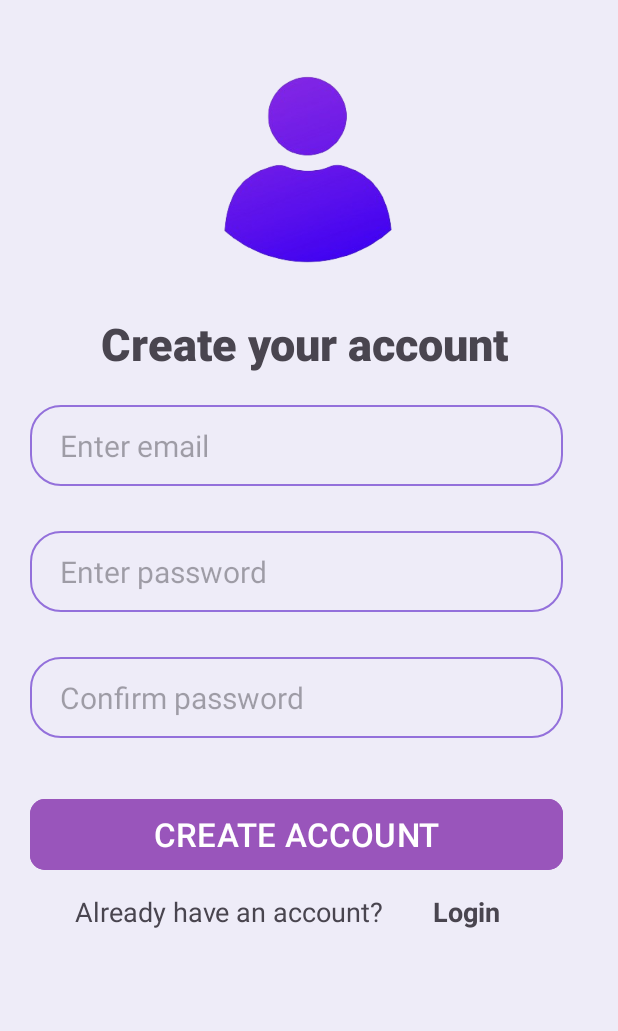
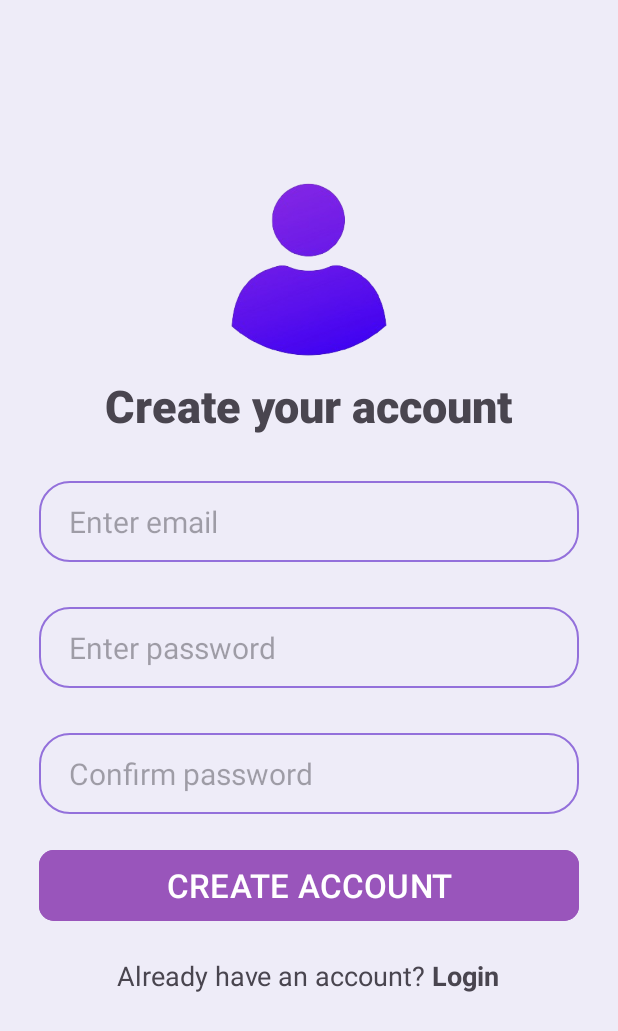
Before and after one commit to pratyush770/Sem6Project, an Android app: the CreateAccountActivity screen opened directly, with no data from a screen before it, on a phone screen of 412 x 824 dp. Shown: the top 1031 px of the screen. Run offline under Robolectric (Android 15) with nearby library versions, the phone set to English and light mode, and no system bars; our stand-ins replace Firebase (no records; nobody signed in at launch, a user with empty details on screens opened directly).

Commit message:
first commit

```diff
--- a/app/src/main/java/com/example/mydiary/CreateAccountActivity.java
+++ b/app/src/main/java/com/example/mydiary/CreateAccountActivity.java
@@ -32,9 +32,9 @@ public class CreateAccountActivity extends AppCompatActivity {
         pass = findViewById(R.id.editText2);
         conpass = findViewById(R.id.editText3);
         create = findViewById(R.id.button2);
-        login = findViewById(R.id.textView5);
+        login = findViewById(R.id.textView4);
         progressBar = findViewById(R.id.progressBar2);
-
+//
         create.setOnClickListener(v->createAccount());  // lambda function
         login.setOnClickListener(v->finish());
     }
--- a/app/src/main/java/com/example/mydiary/DiaryDetailsActivity.java
+++ b/app/src/main/java/com/example/mydiary/DiaryDetailsActivity.java
@@ -55,7 +55,7 @@ public class DiaryDetailsActivity extends AppCompatActivity {
         changingImg = findViewById(R.id.changingImg);
 //        btn = findViewById(R.id.button1);
 //        clearImageButton = findViewById(R.id.clearImageButton); // Initialize the clearImageButton
-
+//
 //        btn.setOnClickListener(new View.OnClickListener() {
 //            @Override
 //            public void onClick(View v) {
@@ -64,7 +64,7 @@ public class DiaryDetailsActivity extends AppCompatActivity {
 //                startActivityForResult(iGallery,GALLERY_REQ_CODE);
 //            }
 //        });
-//         Set the onClickListener for clearing the selected image
+////         Set the onClickListener for clearing the selected image
 //        clearImageButton.setOnClickListener(new View.OnClickListener() {
 //            @Override
 //            public void onClick(View v) {
--- a/app/src/main/java/com/example/mydiary/LoginActivity.java
+++ b/app/src/main/java/com/example/mydiary/LoginActivity.java
@@ -31,7 +31,7 @@ public class LoginActivity extends AppCompatActivity {
         email = findViewById(R.id.editText1);
         pass = findViewById(R.id.editText2);
         login = findViewById(R.id.button2);
-        signup = findViewById(R.id.textView5);
+        signup = findViewById(R.id.textView4);
         progressBar = findViewById(R.id.progressBar2);
 
         login.setOnClickListener((v)->loginUser());
--- a/app/src/main/res/layout/activity_create.xml
+++ b/app/src/main/res/layout/activity_create.xml
@@ -7,17 +7,18 @@
     android:background="#EEECF8"
     tools:context=".CreateAccountActivity">
 
+    <LinearLayout
+        android:layout_width="match_parent"
+        android:layout_height="match_parent"
+        android:orientation="vertical"
+        android:gravity="center">
+
         <ImageView
             android:id="@+id/imageView3"
             android:layout_width="224dp"
-        android:layout_height="244dp"
-        app:layout_constraintBottom_toBottomOf="parent"
-        app:layout_constraintEnd_toEndOf="parent"
-        app:layout_constraintHorizontal_bias="0.497"
-        app:layout_constraintStart_toStartOf="parent"
-        app:layout_constraintTop_toTopOf="parent"
-        app:layout_constraintVertical_bias="0.0"
-        app:srcCompat="@drawable/user_login" />
+            android:layout_height="224dp"
+            app:srcCompat="@drawable/user_login"
+            android:layout_marginTop="-60dp"/>
 
         <TextView
             android:id="@+id/textView2"
@@ -26,46 +27,25 @@
             android:fontFamily="sans-serif-black"
             android:text="@string/createacc"
             android:textSize="30sp"
-        app:layout_constraintBottom_toBottomOf="parent"
-        app:layout_constraintEnd_toEndOf="parent"
-        app:layout_constraintHorizontal_bias="0.48"
-        app:layout_constraintStart_toStartOf="parent"
-        app:layout_constraintTop_toTopOf="parent"
-        app:layout_constraintVertical_bias="0.266" />
-
-    <LinearLayout
-        android:id="@+id/linearLayout"
-        android:layout_width="match_parent"
-        android:layout_height="match_parent"
-        android:layout_marginTop="270dp"
-        android:layout_marginBottom="245dp"
-        android:orientation="vertical"
-        app:layout_constraintBottom_toBottomOf="parent"
-        app:layout_constraintEnd_toEndOf="parent"
-        app:layout_constraintHorizontal_bias="0.5"
-        app:layout_constraintStart_toStartOf="parent"
-        app:layout_constraintTop_toTopOf="parent"
-        app:layout_constraintVertical_bias="0.5">
+            android:layout_marginTop="-50dp"/>
 
         <EditText
             android:id="@+id/editText1"
-            android:layout_width="355dp"
+            android:layout_width="360dp"
             android:layout_height="54dp"
-            android:layout_marginLeft="20dp"
             android:background="@drawable/rounded_corner"
             android:ems="10"
             android:hint="Enter email"
             android:inputType="text"
             android:paddingLeft="20dp"
-            android:textSize="20sp" />
+            android:textSize="20sp"
+            android:layout_marginTop="30dp"/>
 
         <EditText
             android:id="@+id/editText2"
-            android:layout_width="355dp"
+            android:layout_width="360dp"
             android:layout_height="54dp"
-            android:layout_marginLeft="20dp"
             android:layout_marginTop="30dp"
-            android:layout_marginRight="20dp"
             android:background="@drawable/rounded_corner"
             android:ems="10"
             android:hint="Enter password"
@@ -76,11 +56,9 @@
 
         <EditText
             android:id="@+id/editText3"
-            android:layout_width="355dp"
+            android:layout_width="360dp"
             android:layout_height="54dp"
-            android:layout_marginLeft="20dp"
             android:layout_marginTop="30dp"
-            android:layout_marginRight="20dp"
             android:background="@drawable/rounded_corner"
             android:ems="10"
             android:hint="Confirm password"
@@ -89,73 +67,34 @@
             android:password="true"
             android:textSize="20sp" />
 
-    </LinearLayout>
-
-
         <Button
             android:id="@+id/button2"
-        android:layout_width="355dp"
+            android:layout_width="360dp"
             android:layout_height="55dp"
-        android:layout_marginLeft="20dp"
-        android:layout_marginTop="-50dp"
+            android:layout_marginTop="20dp"
             android:backgroundTint="#9955bb"
             android:text="@string/create"
             android:textSize="22dp"
-        app:cornerRadius="10dp"
-        app:layout_constraintBottom_toBottomOf="parent"
-        app:layout_constraintEnd_toEndOf="parent"
-        app:layout_constraintHorizontal_bias="0.0"
-        app:layout_constraintStart_toStartOf="parent"
-        app:layout_constraintTop_toBottomOf="@+id/linearLayout"
-        app:layout_constraintVertical_bias="0.0" />
+            app:cornerRadius="10dp" />
 
         <ProgressBar
             android:id="@+id/progressBar2"
             style="?android:attr/progressBarStyle"
             android:layout_width="match_parent"
             android:layout_height="55dp"
-        android:layout_marginTop="-110dp"
+            android:layout_marginTop="20dp"
             android:indeterminateTint="#7b68ee"
-        android:visibility="gone"
-        app:layout_constraintBottom_toBottomOf="parent"
-        app:layout_constraintEnd_toEndOf="parent"
-        app:layout_constraintHorizontal_bias="0.0"
-        app:layout_constraintStart_toStartOf="parent"
-        app:layout_constraintTop_toTopOf="parent"
-        app:layout_constraintVertical_bias="0.733" />
-
-    <LinearLayout
-        android:layout_width="match_parent"
-        android:layout_height="match_parent"
-        android:layout_marginTop="595dp"
-        android:layout_marginBottom="50dp"
-        android:orientation="horizontal"
-        app:layout_constraintBottom_toBottomOf="parent"
-        app:layout_constraintEnd_toEndOf="parent"
-        app:layout_constraintHorizontal_bias="0.5"
-        app:layout_constraintStart_toStartOf="parent"
-        app:layout_constraintTop_toTopOf="parent"
-        app:layout_constraintVertical_bias="0.5">
+            android:visibility="gone" />
 
         <TextView
             android:id="@+id/textView4"
             android:layout_width="wrap_content"
-            android:layout_height="wrap_content"
-            android:layout_marginLeft="50dp"
-            android:layout_weight="1"
+            android:layout_height="40dp"
             android:fontFamily="sans-serif"
             android:text="@string/account"
-            android:textSize="18sp" />
+            android:textSize="18sp"
+            android:layout_marginTop="20dp"/>
 
-        <TextView
-            android:id="@+id/textView5"
-            android:layout_width="wrap_content"
-            android:layout_height="wrap_content"
-            android:layout_marginRight="45dp"
-            android:layout_weight="1"
-            android:text="Login"
-            android:textSize="18sp"
-            android:textStyle="bold" />
     </LinearLayout>
 
 </androidx.constraintlayout.widget.ConstraintLayout>
--- a/app/src/main/res/layout/activity_main.xml
+++ b/app/src/main/res/layout/activity_main.xml
@@ -70,7 +70,7 @@
 
     <EditText
         android:id="@+id/editTextText2"
-        android:layout_width="350dp"
+        android:layout_width="match_parent"
         android:layout_height="40dp"
         android:layout_marginTop="1dp"
         android:background="@drawable/rounded_text"
@@ -83,7 +83,9 @@
         app:layout_constraintEnd_toEndOf="parent"
         app:layout_constraintStart_toStartOf="parent"
         app:layout_constraintTop_toTopOf="parent"
-        app:layout_constraintVertical_bias="0.106" />
+        app:layout_constraintVertical_bias="0.106"
+        android:layout_marginLeft="20dp"
+        android:layout_marginRight="20dp"/>
 
 
 </androidx.constraintlayout.widget.ConstraintLayout>
--- a/app/src/main/res/values/strings.xml
+++ b/app/src/main/res/values/strings.xml
@@ -5,8 +5,8 @@
     <string name="login">Login to your account</string>
     <string name="create">CREATE ACCOUNT</string>
     <string name="loginbtn">LOGIN</string>
-    <string name="account">Already have an account?</string>
-    <string name="account1">Don\'t have an account?</string>
+    <string name="account">Already have an account? <b>Login</b></string>
+    <string name="account1">Don\'t have an account?  <b>Signup</b></string>
     <string name="add">Add New Entry</string>
     <string name="notes">Your Entries</string>
     <string name="delete">Delete Entry</string>
```
Also changed, not shown: app/src/main/res/layout/activity_diary_details.xml (+39 -31 lines), app/src/main/res/layout/activity_login.xml (+22 -80 lines). Lines whose indentation alone changed are shown as unchanged.
